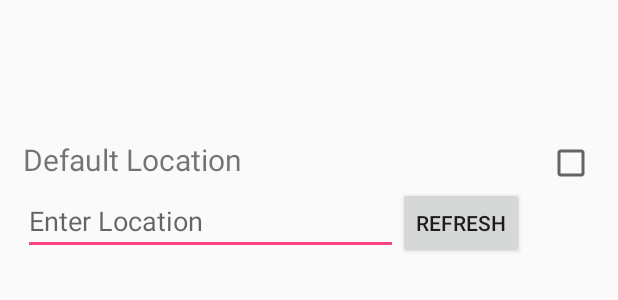
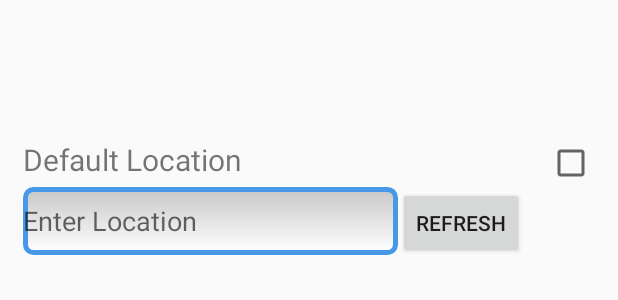
Before and after one commit to Francid/EventLocation-App, an Android app: the layout fragment_home.xml on its own in the app's theme, with its tools: preview values and no code run, on a phone screen of 412 x 824 dp. Shown: the top 300 px of the screen. Run offline under Robolectric (Android 15) with nearby library versions, the phone set to English and light mode, and no system bars.

```diff
--- /dev/null
+++ b/app/src/main/res/drawable/edittext_style.xml
@@ -0,0 +1,13 @@
+<?xml version="1.0" encoding="utf-8"?>
+<shape xmlns:android="http://schemas.android.com/apk/res/android"
+    android:thickness="0dp"
+    android:shape="rectangle">
+    <stroke android:width="3dp"
+        android:color="#4799E8"/>
+    <corners android:radius="5dp" />
+    <gradient
+        android:startColor="#C8C8C8"
+        android:endColor="#FFFFFF"
+        android:type="linear"
+        android:angle="270"/>
+</shape>
--- a/app/src/main/res/layout/activity_welcomepage.xml
+++ b/app/src/main/res/layout/activity_welcomepage.xml
@@ -44,6 +44,7 @@
             android:layout_height="wrap_content"
             android:hint="@string/hintLocation"
             android:paddingTop="20dp"
+            android:background="@drawable/edittext_style"
             android:id="@+id/edTxtLocation"
             android:singleLine="true" />
 
--- a/app/src/main/res/layout/fragment_home.xml
+++ b/app/src/main/res/layout/fragment_home.xml
@@ -38,10 +38,12 @@
 
         <EditText
             android:layout_width="250dp"
-            android:layout_height="wrap_content"
+            android:layout_height="45dp"
             android:hint="@string/hintLocation"
             android:focusableInTouchMode="true"
             android:singleLine="true"
+            android:inputType="text"
+            android:background="@drawable/edittext_style"
             android:id="@+id/homeEditTxtLocation" />
 
         <Button
```
